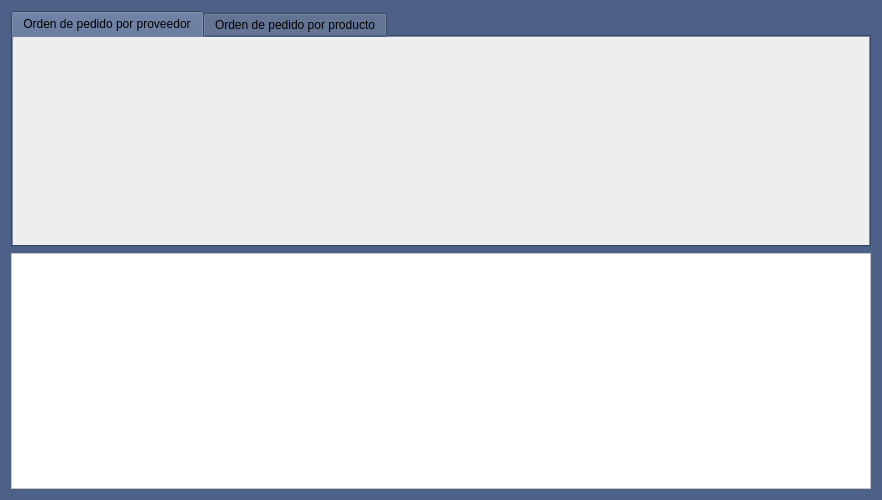
Qt form Zona_Compras/frmorden_pedido_producto.ui (arcnexus/RedFoX) before a commit.
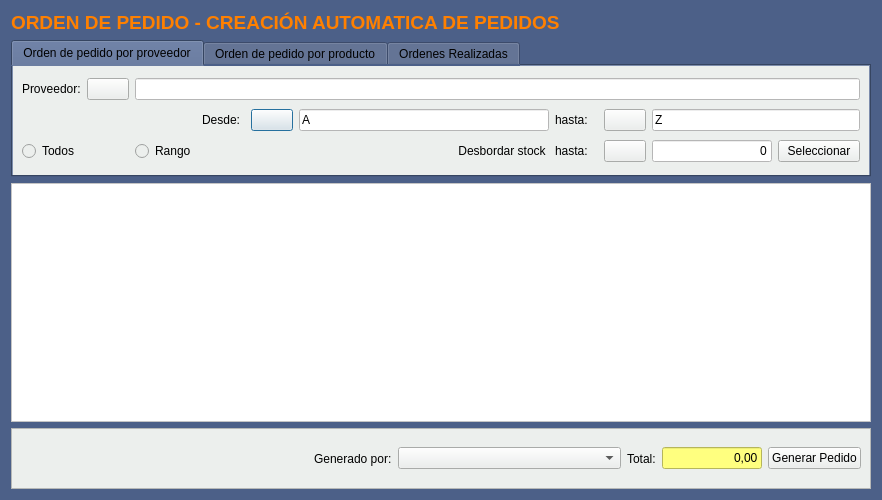
The same form after that commit. The open tabs and pages were chosen to show the change. Icons and pictures are not drawn.

Commit message: orden pedido producto  - paso anterior al pedido

Diff of the .ui file:
```diff
--- a/Zona_Compras/frmorden_pedido_producto.ui
+++ b/Zona_Compras/frmorden_pedido_producto.ui
@@ -18,7 +18,23 @@
   </property>
   <layout class="QGridLayout" name="gridLayout">
    <item row="0" column="0">
+    <widget class="QLabel" name="label_36">
+     <property name="text">
+      <string>&lt;html&gt;&lt;head/&gt;&lt;body&gt;&lt;p&gt;&lt;span style=&quot; font-size:14pt; font-weight:600; color:#ff8000;&quot;&gt;ORDEN DE PEDIDO - CREACIÓN AUTOMATICA DE PEDIDOS&lt;/span&gt;&lt;/p&gt;&lt;/body&gt;&lt;/html&gt;</string>
+     </property>
+    </widget>
+   </item>
+   <item row="1" column="0">
     <widget class="QTabWidget" name="tabWidget">
+     <property name="maximumSize">
+      <size>
+       <width>16777215</width>
+       <height>137</height>
+      </size>
+     </property>
+     <property name="styleSheet">
+      <string notr="true"/>
+     </property>
      <property name="currentIndex">
       <number>1</number>
      </property>
@@ -29,6 +45,205 @@
       <attribute name="title">
        <string>Orden de pedido por proveedor</string>
       </attribute>
+      <layout class="QGridLayout" name="gridLayout_2">
+       <item row="1" column="4">
+        <widget class="QPushButton" name="pushButton_2">
+         <property name="text">
+          <string/>
+         </property>
+         <property name="icon">
+          <iconset resource="../terra.qrc">
+           <normaloff>:/Icons/PNG/search.png</normaloff>:/Icons/PNG/search.png</iconset>
+         </property>
+         <property name="iconSize">
+          <size>
+           <width>16</width>
+           <height>16</height>
+          </size>
+         </property>
+        </widget>
+       </item>
+       <item row="3" column="0" colspan="2">
+        <widget class="QRadioButton" name="radio_todos">
+         <property name="text">
+          <string>Todos</string>
+         </property>
+        </widget>
+       </item>
+       <item row="1" column="7">
+        <widget class="QPushButton" name="pushButton_3">
+         <property name="text">
+          <string/>
+         </property>
+         <property name="icon">
+          <iconset resource="../terra.qrc">
+           <normaloff>:/Icons/PNG/search.png</normaloff>:/Icons/PNG/search.png</iconset>
+         </property>
+         <property name="iconSize">
+          <size>
+           <width>16</width>
+           <height>16</height>
+          </size>
+         </property>
+        </widget>
+       </item>
+       <item row="1" column="3">
+        <widget class="QLabel" name="label_2">
+         <property name="maximumSize">
+          <size>
+           <width>60</width>
+           <height>16777215</height>
+          </size>
+         </property>
+         <property name="text">
+          <string>Desde:</string>
+         </property>
+        </widget>
+       </item>
+       <item row="3" column="6">
+        <widget class="QLabel" name="label_5">
+         <property name="text">
+          <string>hasta:</string>
+         </property>
+        </widget>
+       </item>
+       <item row="3" column="7">
+        <widget class="QPushButton" name="pushButton_4">
+         <property name="text">
+          <string/>
+         </property>
+         <property name="icon">
+          <iconset resource="../terra.qrc">
+           <normaloff>:/Icons/PNG/search.png</normaloff>:/Icons/PNG/search.png</iconset>
+         </property>
+         <property name="iconSize">
+          <size>
+           <width>16</width>
+           <height>16</height>
+          </size>
+         </property>
+        </widget>
+       </item>
+       <item row="3" column="2">
+        <widget class="QRadioButton" name="radio_rango">
+         <property name="text">
+          <string>Rango</string>
+         </property>
+        </widget>
+       </item>
+       <item row="0" column="0">
+        <widget class="QLabel" name="label">
+         <property name="maximumSize">
+          <size>
+           <width>100</width>
+           <height>16777215</height>
+          </size>
+         </property>
+         <property name="text">
+          <string>Proveedor:</string>
+         </property>
+        </widget>
+       </item>
+       <item row="3" column="8">
+        <widget class="QLineEdit" name="lineEdit_4">
+         <property name="maximumSize">
+          <size>
+           <width>120</width>
+           <height>16777215</height>
+          </size>
+         </property>
+         <property name="styleSheet">
+          <string notr="true">background-color: rgb(255, 255, 255);</string>
+         </property>
+         <property name="text">
+          <string>0</string>
+         </property>
+         <property name="alignment">
+          <set>Qt::AlignRight|Qt::AlignTrailing|Qt::AlignVCenter</set>
+         </property>
+        </widget>
+       </item>
+       <item row="0" column="1">
+        <widget class="QPushButton" name="pushButton">
+         <property name="text">
+          <string/>
+         </property>
+         <property name="icon">
+          <iconset resource="../terra.qrc">
+           <normaloff>:/Icons/PNG/search.png</normaloff>:/Icons/PNG/search.png</iconset>
+         </property>
+         <property name="iconSize">
+          <size>
+           <width>16</width>
+           <height>16</height>
+          </size>
+         </property>
+        </widget>
+       </item>
+       <item row="1" column="6">
+        <widget class="QLabel" name="label_3">
+         <property name="text">
+          <string>hasta:</string>
+         </property>
+        </widget>
+       </item>
+       <item row="1" column="5">
+        <widget class="QLineEdit" name="lineEdit_2">
+         <property name="maximumSize">
+          <size>
+           <width>250</width>
+           <height>16777215</height>
+          </size>
+         </property>
+         <property name="styleSheet">
+          <string notr="true">background-color: rgb(255, 255, 255);</string>
+         </property>
+         <property name="text">
+          <string>A</string>
+         </property>
+        </widget>
+       </item>
+       <item row="3" column="9">
+        <widget class="QPushButton" name="pushButton_6">
+         <property name="text">
+          <string>Seleccionar</string>
+         </property>
+        </widget>
+       </item>
+       <item row="1" column="8" colspan="2">
+        <widget class="QLineEdit" name="lineEdit_3">
+         <property name="minimumSize">
+          <size>
+           <width>208</width>
+           <height>0</height>
+          </size>
+         </property>
+         <property name="styleSheet">
+          <string notr="true">background-color: rgb(255, 255, 255);</string>
+         </property>
+         <property name="text">
+          <string>Z</string>
+         </property>
+        </widget>
+       </item>
+       <item row="0" column="2" colspan="8">
+        <widget class="QLineEdit" name="lineEdit">
+         <property name="styleSheet">
+          <string notr="true">background-color: rgb(255, 255, 255);</string>
+         </property>
+        </widget>
+       </item>
+       <item row="3" column="5">
+        <widget class="QLabel" name="label_4">
+         <property name="text">
+          <string>Desbordar stock </string>
+         </property>
+         <property name="alignment">
+          <set>Qt::AlignRight|Qt::AlignTrailing|Qt::AlignVCenter</set>
+         </property>
+        </widget>
+       </item>
+      </layout>
      </widget>
      <widget class="QWidget" name="tab_2">
       <property name="styleSheet">
@@ -37,16 +252,325 @@
       <attribute name="title">
        <string>Orden de pedido por producto</string>
       </attribute>
+      <layout class="QGridLayout" name="gridLayout_4">
+       <item row="0" column="3">
+        <widget class="QLabel" name="label_11">
+         <property name="maximumSize">
+          <size>
+           <width>60</width>
+           <height>16777215</height>
+          </size>
+         </property>
+         <property name="text">
+          <string>Desde:</string>
+         </property>
+        </widget>
+       </item>
+       <item row="1" column="7">
+        <widget class="QPushButton" name="pushButton_13">
+         <property name="text">
+          <string/>
+         </property>
+         <property name="icon">
+          <iconset resource="../terra.qrc">
+           <normaloff>:/Icons/PNG/search.png</normaloff>:/Icons/PNG/search.png</iconset>
+         </property>
+         <property name="iconSize">
+          <size>
+           <width>16</width>
+           <height>16</height>
+          </size>
+         </property>
+        </widget>
+       </item>
+       <item row="1" column="8">
+        <widget class="QLineEdit" name="lineEdit_15">
+         <property name="maximumSize">
+          <size>
+           <width>120</width>
+           <height>16777215</height>
+          </size>
+         </property>
+         <property name="styleSheet">
+          <string notr="true">background-color: rgb(255, 255, 255);</string>
+         </property>
+         <property name="text">
+          <string>0</string>
+         </property>
+         <property name="alignment">
+          <set>Qt::AlignRight|Qt::AlignTrailing|Qt::AlignVCenter</set>
+         </property>
+        </widget>
+       </item>
+       <item row="1" column="0" colspan="2">
+        <widget class="QRadioButton" name="radio_todos_3">
+         <property name="text">
+          <string>Todos</string>
+         </property>
+        </widget>
+       </item>
+       <item row="1" column="9">
+        <widget class="QPushButton" name="pushButton_14">
+         <property name="text">
+          <string>Seleccionar</string>
+         </property>
+        </widget>
+       </item>
+       <item row="0" column="7">
+        <widget class="QPushButton" name="pushButton_16">
+         <property name="text">
+          <string/>
+         </property>
+         <property name="icon">
+          <iconset resource="../terra.qrc">
+           <normaloff>:/Icons/PNG/search.png</normaloff>:/Icons/PNG/search.png</iconset>
+         </property>
+         <property name="iconSize">
+          <size>
+           <width>16</width>
+           <height>16</height>
+          </size>
+         </property>
+        </widget>
+       </item>
+       <item row="0" column="8" colspan="2">
+        <widget class="QLineEdit" name="lineEdit_13">
+         <property name="minimumSize">
+          <size>
+           <width>208</width>
+           <height>0</height>
+          </size>
+         </property>
+         <property name="styleSheet">
+          <string notr="true">background-color: rgb(255, 255, 255);</string>
+         </property>
+         <property name="text">
+          <string>Z</string>
+         </property>
+        </widget>
+       </item>
+       <item row="1" column="6">
+        <widget class="QLabel" name="label_14">
+         <property name="text">
+          <string>hasta:</string>
+         </property>
+        </widget>
+       </item>
+       <item row="0" column="6">
+        <widget class="QLabel" name="label_15">
+         <property name="text">
+          <string>hasta:</string>
+         </property>
+        </widget>
+       </item>
+       <item row="1" column="2">
+        <widget class="QRadioButton" name="radio_rango_3">
+         <property name="text">
+          <string>Rango</string>
+         </property>
+        </widget>
+       </item>
+       <item row="0" column="4">
+        <widget class="QPushButton" name="pushButton_15">
+         <property name="text">
+          <string/>
+         </property>
+         <property name="icon">
+          <iconset resource="../terra.qrc">
+           <normaloff>:/Icons/PNG/search.png</normaloff>:/Icons/PNG/search.png</iconset>
+         </property>
+         <property name="iconSize">
+          <size>
+           <width>16</width>
+           <height>16</height>
+          </size>
+         </property>
+        </widget>
+       </item>
+       <item row="0" column="5">
+        <widget class="QLineEdit" name="lineEdit_14">
+         <property name="maximumSize">
+          <size>
+           <width>250</width>
+           <height>16777215</height>
+          </size>
+         </property>
+         <property name="styleSheet">
+          <string notr="true">background-color: rgb(255, 255, 255);</string>
+         </property>
+         <property name="text">
+          <string>A</string>
+         </property>
+        </widget>
+       </item>
+       <item row="1" column="5">
+        <widget class="QLabel" name="label_12">
+         <property name="text">
+          <string>Desbordar stock</string>
+         </property>
+         <property name="alignment">
+          <set>Qt::AlignRight|Qt::AlignTrailing|Qt::AlignVCenter</set>
+         </property>
+        </widget>
+       </item>
+      </layout>
+     </widget>
+     <widget class="QWidget" name="tab_5">
+      <property name="styleSheet">
+       <string notr="true">background-color: #ecefed;</string>
+      </property>
+      <attribute name="title">
+       <string>Ordenes Realizadas</string>
+      </attribute>
+      <layout class="QGridLayout" name="gridLayout_5">
+       <item row="0" column="0">
+        <spacer name="horizontalSpacer_2">
+         <property name="orientation">
+          <enum>Qt::Horizontal</enum>
+         </property>
+         <property name="sizeHint" stdset="0">
+          <size>
+           <width>519</width>
+           <height>20</height>
+          </size>
+         </property>
+        </spacer>
+       </item>
+       <item row="1" column="1">
+        <widget class="QLabel" name="label_18">
+         <property name="text">
+          <string>Realizada por:</string>
+         </property>
+        </widget>
+       </item>
+       <item row="0" column="3">
+        <widget class="QLabel" name="label_17">
+         <property name="text">
+          <string>Hasta</string>
+         </property>
+        </widget>
+       </item>
+       <item row="0" column="4">
+        <widget class="QDateEdit" name="dateEdit_2"/>
+       </item>
+       <item row="0" column="1">
+        <widget class="QLabel" name="label_16">
+         <property name="text">
+          <string>Desde </string>
+         </property>
+        </widget>
+       </item>
+       <item row="1" column="2" colspan="3">
+        <widget class="QComboBox" name="comboBox"/>
+       </item>
+       <item row="0" column="2">
+        <widget class="QDateEdit" name="dateEdit"/>
+       </item>
+       <item row="2" column="3" colspan="2">
+        <widget class="QPushButton" name="pushButton_20">
+         <property name="text">
+          <string>Mostrar</string>
+         </property>
+        </widget>
+       </item>
+      </layout>
      </widget>
     </widget>
    </item>
-   <item row="1" column="0">
+   <item row="2" column="0">
     <widget class="QTableWidget" name="tableWidget">
      <property name="styleSheet">
       <string notr="true">background-color: rgb(255, 255, 255);</string>
      </property>
     </widget>
    </item>
+   <item row="3" column="0">
+    <widget class="QFrame" name="frame">
+     <property name="minimumSize">
+      <size>
+       <width>0</width>
+       <height>61</height>
+      </size>
+     </property>
+     <property name="styleSheet">
+      <string notr="true">background-color: #ecefed;</string>
+     </property>
+     <property name="frameShape">
+      <enum>QFrame::StyledPanel</enum>
+     </property>
+     <property name="frameShadow">
+      <enum>QFrame::Raised</enum>
+     </property>
+     <layout class="QHBoxLayout" name="horizontalLayout">
+      <item>
+       <spacer name="horizontalSpacer">
+        <property name="orientation">
+         <enum>Qt::Horizontal</enum>
+        </property>
+        <property name="sizeHint" stdset="0">
+         <size>
+          <width>262</width>
+          <height>20</height>
+         </size>
+        </property>
+       </spacer>
+      </item>
+      <item>
+       <widget class="QLabel" name="label_19">
+        <property name="text">
+         <string>Generado por:</string>
+        </property>
+       </widget>
+      </item>
+      <item>
+       <widget class="QComboBox" name="comboBox_2">
+        <property name="minimumSize">
+         <size>
+          <width>223</width>
+          <height>0</height>
+         </size>
+        </property>
+       </widget>
+      </item>
+      <item>
+       <widget class="QLabel" name="label_13">
+        <property name="text">
+         <string>Total:</string>
+        </property>
+       </widget>
+      </item>
+      <item>
+       <widget class="QLineEdit" name="lineEdit_12">
+        <property name="maximumSize">
+         <size>
+          <width>100</width>
+          <height>16777215</height>
+         </size>
+        </property>
+        <property name="styleSheet">
+         <string notr="true">background-color: rgb(255, 255, 127);</string>
+        </property>
+        <property name="text">
+         <string>0,00</string>
+        </property>
+        <property name="alignment">
+         <set>Qt::AlignRight|Qt::AlignTrailing|Qt::AlignVCenter</set>
+        </property>
+        <property name="readOnly">
+         <bool>true</bool>
+        </property>
+       </widget>
+      </item>
+      <item>
+       <widget class="QPushButton" name="pushButton_18">
+        <property name="text">
+         <string>Generar Pedido</string>
+        </property>
+       </widget>
+      </item>
+     </layout>
+    </widget>
+   </item>
   </layout>
  </widget>
  <resources/>
```
Left out of the diff: 41 changed lines with no effect on the pictures. The commit also changes 1 other file.
